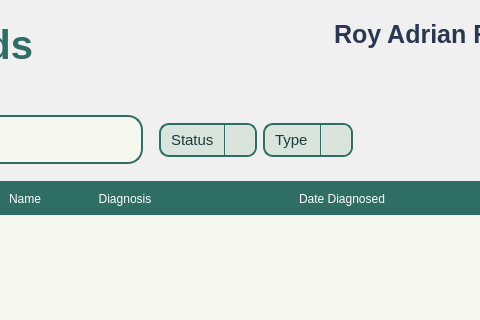
Old version of the form Views/Doctor_PatientList.ui in the repository Sanji07Vinsmoke/ClinicSystem; both pictures show x 308 to 788 and y 0 to 320 of the 959 by 786 pixel window.
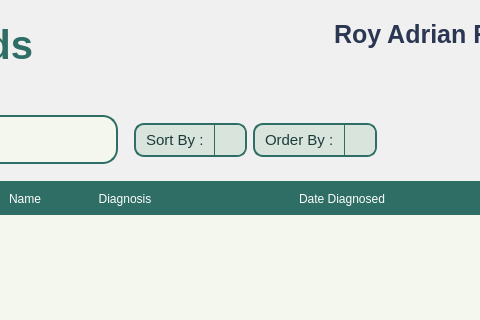
New version of the form. Icons and pictures are not drawn.

```diff
--- a/Views/Doctor_PatientList.ui
+++ b/Views/Doctor_PatientList.ui
@@ -626,7 +626,7 @@
                </property>
                <item>
                 <property name="text">
-                 <string>Status</string>
+                 <string>Sort By :</string>
                 </property>
                </item>
               </widget>
@@ -666,7 +666,7 @@
                </property>
                <item>
                 <property name="text">
-                 <string>Type</string>
+                 <string>Order By :</string>
                 </property>
                </item>
               </widget>
```
Left out of the diff: 6 changed lines with no effect on the pictures.
